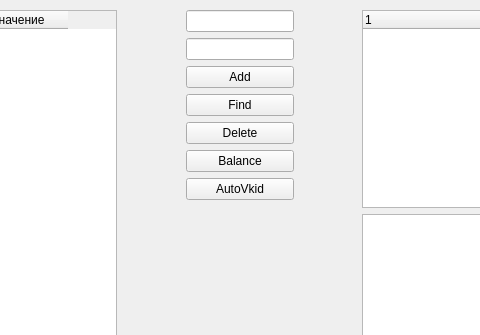
Qt form LWD61/mainwindow.ui (KirillKurril/LWD6) before a commit; both pictures show x 143 to 623 and y 0 to 335 of the 769 by 600 pixel window.
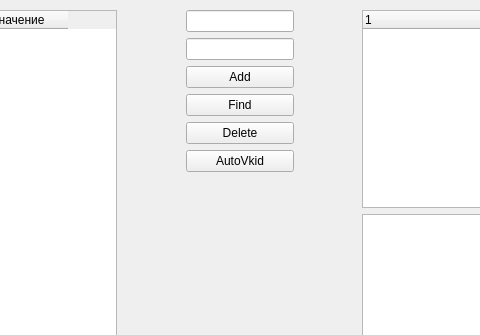
The same form after that commit.

Patch:
```diff
--- a/LWD61/mainwindow.ui
+++ b/LWD61/mainwindow.ui
@@ -89,13 +89,6 @@
          </property>
         </widget>
        </item>
-       <item>
-        <widget class="QPushButton" name="pushButton_4">
-         <property name="text">
-          <string>Balance</string>
-         </property>
-        </widget>
-       </item>
        <item>
         <widget class="QPushButton" name="pushButton_5">
          <property name="text">
```
